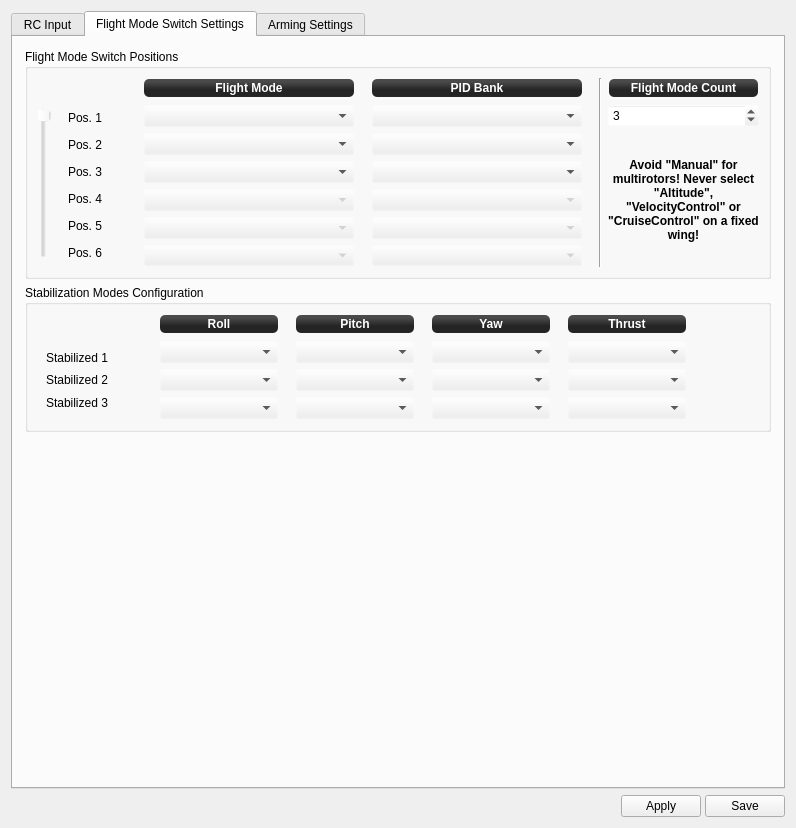
Old version of the form ground/openpilotgcs/src/plugins/config/input.ui in the repository openpilot/OpenPilot.
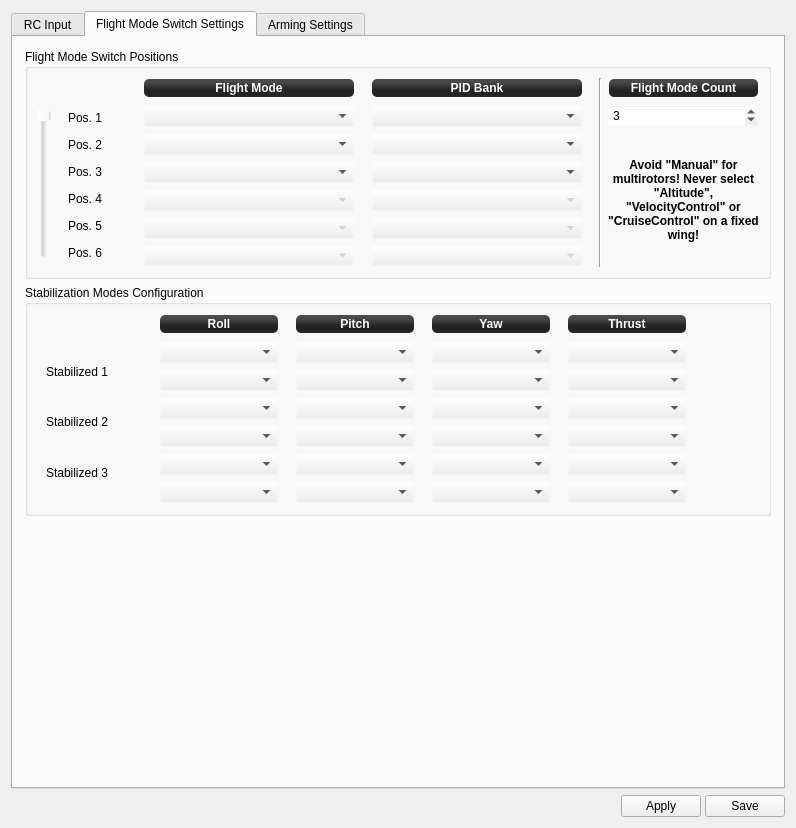
New version of the form. Icons and pictures are not drawn.

What changed in the file:
```diff
--- a/ground/openpilotgcs/src/plugins/config/input.ui
+++ b/ground/openpilotgcs/src/plugins/config/input.ui
@@ -813,6 +813,27 @@
                    </property>
                   </widget>
                  </item>
+                 <item>
+                  <widget class="QComboBox" name="fmsSsPos4Roll">
+                   <property name="focusPolicy">
+                    <enum>Qt::StrongFocus</enum>
+                   </property>
+                  </widget>
+                 </item>
+                 <item>
+                  <widget class="QComboBox" name="fmsSsPos5Roll">
+                   <property name="focusPolicy">
+                    <enum>Qt::StrongFocus</enum>
+                   </property>
+                  </widget>
+                 </item>
+                 <item>
+                  <widget class="QComboBox" name="fmsSsPos6Roll">
+                   <property name="focusPolicy">
+                    <enum>Qt::StrongFocus</enum>
+                   </property>
+                  </widget>
+                 </item>
                 </layout>
                </widget>
               </item>
@@ -855,6 +876,27 @@
                    </property>
                   </widget>
                  </item>
+                 <item>
+                  <widget class="QComboBox" name="fmsSsPos4Pitch">
+                   <property name="focusPolicy">
+                    <enum>Qt::StrongFocus</enum>
+                   </property>
+                  </widget>
+                 </item>
+                 <item>
+                  <widget class="QComboBox" name="fmsSsPos5Pitch">
+                   <property name="focusPolicy">
+                    <enum>Qt::StrongFocus</enum>
+                   </property>
+                  </widget>
+                 </item>
+                 <item>
+                  <widget class="QComboBox" name="fmsSsPos6Pitch">
+                   <property name="focusPolicy">
+                    <enum>Qt::StrongFocus</enum>
+                   </property>
+                  </widget>
+                 </item>
                 </layout>
                </widget>
               </item>
@@ -897,6 +939,27 @@
                    </property>
                   </widget>
                  </item>
+                 <item>
+                  <widget class="QComboBox" name="fmsSsPos4Yaw">
+                   <property name="focusPolicy">
+                    <enum>Qt::StrongFocus</enum>
+                   </property>
+                  </widget>
+                 </item>
+                 <item>
+                  <widget class="QComboBox" name="fmsSsPos5Yaw">
+                   <property name="focusPolicy">
+                    <enum>Qt::StrongFocus</enum>
+                   </property>
+                  </widget>
+                 </item>
+                 <item>
+                  <widget class="QComboBox" name="fmsSsPos6Yaw">
+                   <property name="focusPolicy">
+                    <enum>Qt::StrongFocus</enum>
+                   </property>
+                  </widget>
+                 </item>
                 </layout>
                </widget>
               </item>
@@ -939,6 +1002,27 @@
                    </property>
                   </widget>
                  </item>
+                 <item>
+                  <widget class="QComboBox" name="fmsSsPos4Thrust">
+                   <property name="focusPolicy">
+                    <enum>Qt::StrongFocus</enum>
+                   </property>
+                  </widget>
+                 </item>
+                 <item>
+                  <widget class="QComboBox" name="fmsSsPos5Thrust">
+                   <property name="focusPolicy">
+                    <enum>Qt::StrongFocus</enum>
+                   </property>
+                  </widget>
+                 </item>
+                 <item>
+                  <widget class="QComboBox" name="fmsSsPos6Thrust">
+                   <property name="focusPolicy">
+                    <enum>Qt::StrongFocus</enum>
+                   </property>
+                  </widget>
+                 </item>
                 </layout>
                </widget>
               </item>
```
